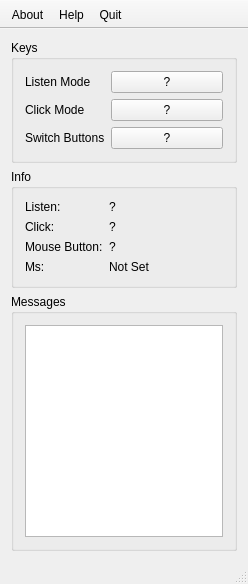
strfox/SuperAutoClicker, file src/mainwindow.ui: the form before one commit.
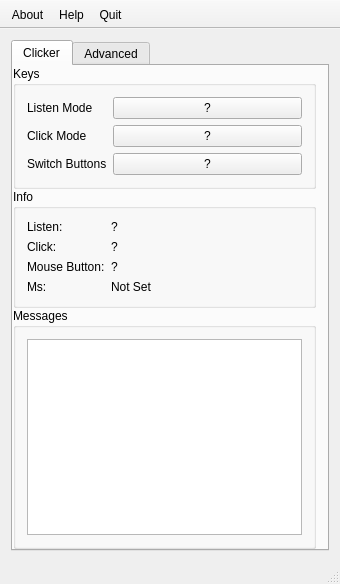
The form after the commit.

The edit to the form file:
```diff
--- a/src/mainwindow.ui
+++ b/src/mainwindow.ui
@@ -6,7 +6,7 @@
    <rect>
     <x>0</x>
     <y>0</y>
-    <width>248</width>
+    <width>340</width>
     <height>584</height>
    </rect>
   </property>
@@ -16,10 +16,38 @@
   <widget class="QWidget" name="centralWidget">
    <layout class="QGridLayout" name="gridLayout">
     <item row="0" column="0">
+     <widget class="QTabWidget" name="tabWidget">
+      <property name="currentIndex">
+       <number>0</number>
+      </property>
+      <widget class="QWidget" name="tab">
+       <attribute name="title">
+        <string>Clicker</string>
+       </attribute>
+       <layout class="QVBoxLayout" name="verticalLayout">
+        <property name="spacing">
+         <number>0</number>
+        </property>
+        <property name="leftMargin">
+         <number>0</number>
+        </property>
+        <property name="topMargin">
+         <number>0</number>
+        </property>
+        <property name="bottomMargin">
+         <number>0</number>
+        </property>
+        <item>
      <widget class="QGroupBox" name="keysGroupBox">
       <property name="title">
        <string>Keys</string>
       </property>
+          <property name="flat">
+           <bool>true</bool>
+          </property>
+          <property name="checkable">
+           <bool>false</bool>
+          </property>
       <layout class="QFormLayout" name="formLayout">
        <item row="0" column="0">
         <widget class="QLabel" name="toggleListenModeLabel">
@@ -66,25 +94,7 @@
       </layout>
      </widget>
     </item>
-    <item row="2" column="0">
-     <widget class="QGroupBox" name="groupBox">
-      <property name="sizePolicy">
-       <sizepolicy hsizetype="Preferred" vsizetype="Preferred">
-        <horstretch>0</horstretch>
-        <verstretch>0</verstretch>
-       </sizepolicy>
-      </property>
-      <property name="title">
-       <string>Messages</string>
-      </property>
-      <layout class="QGridLayout" name="gridLayout_2">
-       <item row="0" column="0">
-        <widget class="QTextBrowser" name="messages"/>
-       </item>
-      </layout>
-     </widget>
-    </item>
-    <item row="1" column="0">
+        <item>
      <widget class="QGroupBox" name="infoGroupBox">
       <property name="sizePolicy">
        <sizepolicy hsizetype="Minimum" vsizetype="Minimum">
@@ -96,7 +106,7 @@
        <string>Info</string>
       </property>
       <property name="flat">
-       <bool>false</bool>
+           <bool>true</bool>
       </property>
       <layout class="QFormLayout" name="formLayout_2">
        <property name="sizeConstraint">
@@ -164,6 +174,57 @@
       </layout>
      </widget>
     </item>
+        <item>
+         <widget class="QGroupBox" name="groupBox">
+          <property name="sizePolicy">
+           <sizepolicy hsizetype="Preferred" vsizetype="Preferred">
+            <horstretch>0</horstretch>
+            <verstretch>0</verstretch>
+           </sizepolicy>
+          </property>
+          <property name="title">
+           <string>Messages</string>
+          </property>
+          <property name="flat">
+           <bool>true</bool>
+          </property>
+          <layout class="QGridLayout" name="gridLayout_2">
+           <item row="0" column="0">
+            <widget class="QTextBrowser" name="messages"/>
+           </item>
+          </layout>
+         </widget>
+        </item>
+       </layout>
+      </widget>
+      <widget class="QWidget" name="tab_2">
+       <attribute name="title">
+        <string>Advanced</string>
+       </attribute>
+       <layout class="QVBoxLayout" name="verticalLayout_2">
+        <item>
+         <widget class="QGroupBox" name="groupBox_2">
+          <property name="title">
+           <string>Miscellaneous</string>
+          </property>
+          <property name="flat">
+           <bool>true</bool>
+          </property>
+          <layout class="QFormLayout" name="formLayout_3">
+           <item row="0" column="0">
+            <widget class="QCheckBox" name="slowClickCheckBox">
+             <property name="text">
+              <string>Enable 'Slow Click' Mode</string>
+             </property>
+            </widget>
+           </item>
+          </layout>
+         </widget>
+        </item>
+       </layout>
+      </widget>
+     </widget>
+    </item>
    </layout>
   </widget>
   <widget class="QMenuBar" name="menuBar">
```
Left out of the diff: 2 changed lines with no effect on the pictures. Lines whose indentation alone changed are shown as unchanged.
